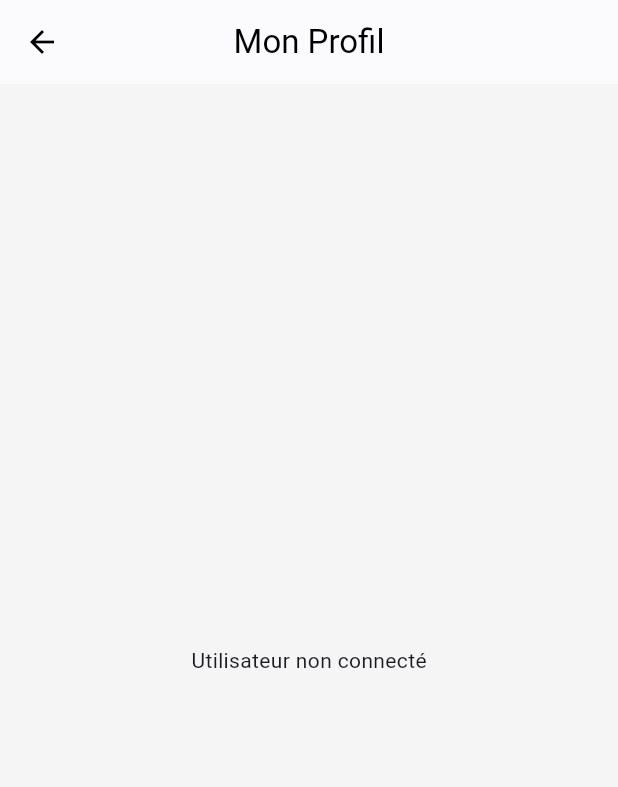
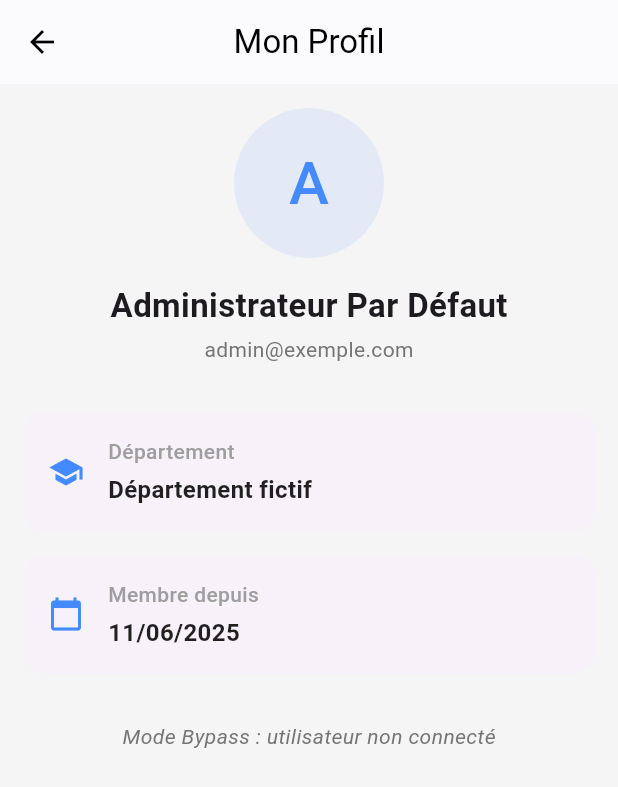
Before and after one commit to kteken10/flutter_school_app, a Flutter app: the AdminProfileScreen screen opened directly, on a phone screen of 412 x 824 dp. Shown: the top 787 px of the screen. Run offline on Flutter 3.47's test engine with Material 3 defaults, Android fonts, the phone set to English and light mode, and no system bars; our stand-ins replace cloud_firestore, file_picker, firebase_auth, firebase_core, firebase_storage, salomon_bottom_bar and 1 more; missing offline and left inert: mailer; accounts and stored records are empty; network calls fail.

Commit message:
update all

```diff
--- a/lib/screens/admin/profile.dart
+++ b/lib/screens/admin/profile.dart
@@ -26,11 +26,17 @@ class AdminProfileScreen extends StatelessWidget {
             return const Center(child: CircularProgressIndicator());
           }
 
-          if (!snapshot.hasData || snapshot.data == null) {
-            return const Center(child: Text('Utilisateur non connecté'));
-          }
-
-          final user = snapshot.data!;
+          // Mode bypass : utilisateur fictif par défaut si pas connecté
+          final user = snapshot.data ??
+              UserModel(
+                id: 'bypass_admin',
+                firstName: 'Administrateur',
+                lastName: 'Par Défaut',
+                role: UserRole.admin,
+                email: 'admin@exemple.com',
+                department: 'Département fictif',
+                createdAt: DateTime.now(),
+              );
 
           return SingleChildScrollView(
             padding: const EdgeInsets.all(16),
@@ -75,7 +81,8 @@ class AdminProfileScreen extends StatelessWidget {
 
                 const SizedBox(height: 24),
 
-                // Boutons
+                // Boutons (si utilisateur réel connecté, sinon on ne propose pas la déconnexion)
+                if (snapshot.hasData && snapshot.data != null) ...[
                   _ProfileButton(
                     text: 'Modifier le profil',
                     onPressed: () {
@@ -90,6 +97,17 @@ class AdminProfileScreen extends StatelessWidget {
                       await authService.signOut();
                       Navigator.pushReplacementNamed(context, '/login');
                     },
+                  ),
+                ] else
+                  Center(
+                    child: Text(
+                      'Mode Bypass : utilisateur non connecté',
+                      style: TextStyle(
+                        color: Colors.grey[600],
+                        fontStyle: FontStyle.italic,
+                        fontSize: 14,
+                      ),
+                    ),
                   ),
               ],
             ),
@@ -129,14 +147,14 @@ class _InfoCard extends StatelessWidget {
                 children: [
                   Text(
                     title,
-                    style:
-                        const TextStyle(fontSize: 14, color: Colors.grey, fontWeight: FontWeight.w500),
+                    style: const TextStyle(
+                        fontSize: 14, color: Colors.grey, fontWeight: FontWeight.w500),
                   ),
                   const SizedBox(height: 4),
                   Text(
                     value,
-                    style:
-                        const TextStyle(fontSize: 16, color: Colors.black87, fontWeight: FontWeight.bold),
+                    style: const TextStyle(
+                        fontSize: 16, color: Colors.black87, fontWeight: FontWeight.bold),
                   ),
                 ],
               ),
--- a/lib/screens/auth/login_screen.dart
+++ b/lib/screens/auth/login_screen.dart
@@ -2,7 +2,8 @@ import 'package:flutter/material.dart';
 import 'package:provider/provider.dart';
 import '../../../services/auth_service.dart';
 import '../../ui/teacher_card_deco.dart';
-import '../admin/home.dart';
+
+import '../admin/admin_home.dart';
 import '../student/student_home.dart';
 import '../teacher/teacher_home.dart';
 import 'register_screen.dart';
--- a/lib/wrappers/auth_wrapper.dart
+++ b/lib/wrappers/auth_wrapper.dart
@@ -2,7 +2,8 @@ import 'package:flutter/material.dart';
 import 'package:provider/provider.dart';
 
 import '../models/user.dart';
-import '../screens/admin/home.dart';
+
+import '../screens/admin/admin_home.dart';
 import '../screens/auth/login_screen.dart';
 import '../screens/student/student_home.dart';
 import '../screens/teacher/teacher_home.dart';
```
Also changed, not shown: lib/screens/admin/student_show.dart (+50 -13 lines), lib/screens/admin/admin_home.dart (renamed from lib/screens/admin/home.dart). Lines whose indentation alone changed are shown as unchanged.
